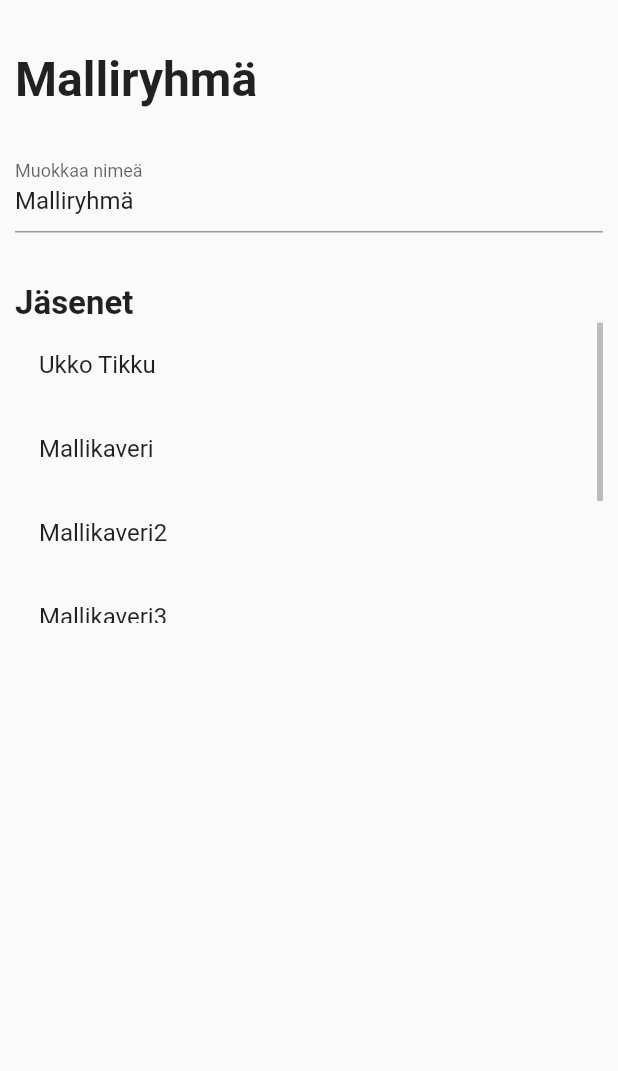
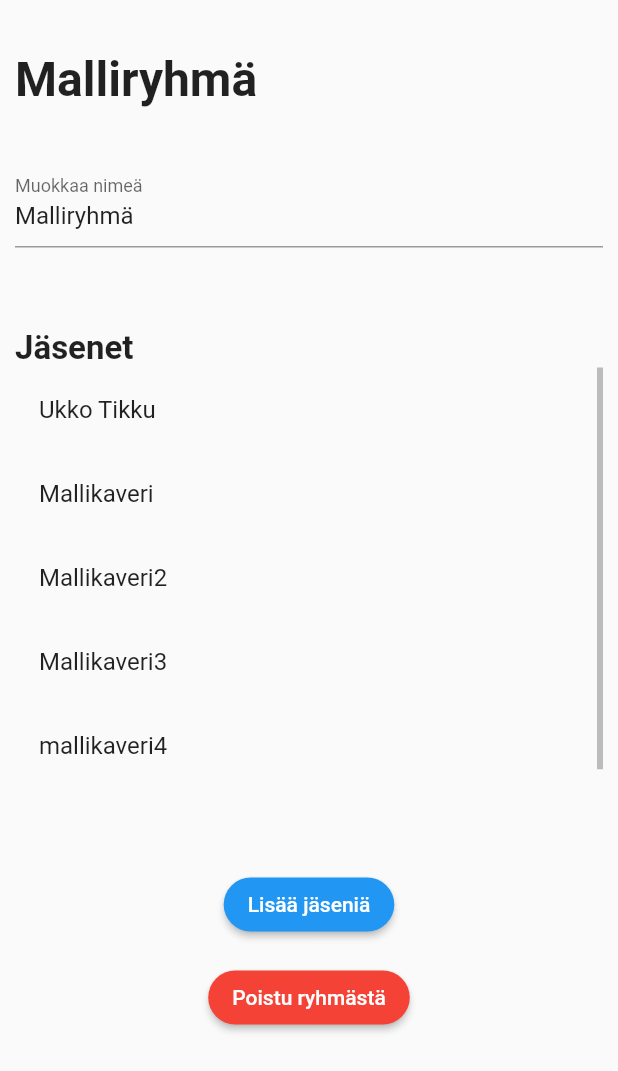
Before and after one commit to Jrvi/kalenteri, a Flutter app: the GroupPage screen opened directly, on a phone screen of 412 x 824 dp. Shown: the top 1071 px of the screen. Run offline on Flutter 3.47's test engine with Material 2 defaults, Android fonts, the phone set to English and light mode, and no system bars; our stand-ins replace firebase_core; accounts and stored records are empty.

Commit message:
Ei-ylläpitäjän ryhmän näkymä valmis. Ryhmällä ei kuvaa, jos sen haluaa, voi lisätä.

```diff
--- a/app/lib/pages/group_page.dart
+++ b/app/lib/pages/group_page.dart
@@ -1,5 +1,6 @@
 import 'package:app/pages/models/group.dart';
 import 'package:app/utils/group_preferences.dart';
+import 'package:app/widgets/button_widget.dart';
 import 'package:flutter/material.dart';
 import 'dart:io';
 
@@ -52,7 +53,7 @@ class _GroupPageState extends State<GroupPage> {
             style: TextStyle(fontSize: 32, fontWeight: FontWeight.bold),
           ),
 
-          const SizedBox(height: 24),
+          const SizedBox(height: 34),
 
           TextField(
             controller: _nameController,
@@ -62,7 +63,7 @@ class _GroupPageState extends State<GroupPage> {
             onChanged: _updateGroupName,
           ),
 
-          const SizedBox(height: 34),
+          const SizedBox(height: 54),
 
           Text(
             'Jäsenet',
@@ -70,7 +71,7 @@ class _GroupPageState extends State<GroupPage> {
           ),
 
           SizedBox(
-            height: 200,
+            height: 300,
             child: Scrollbar(
               controller: _scrollController,
               thumbVisibility: true,
@@ -86,6 +87,39 @@ class _GroupPageState extends State<GroupPage> {
               ),
             ),
           ),
+
+          const SizedBox(height: 34),
+
+          Wrap(
+            alignment: WrapAlignment.center,
+            children: [
+              ElevatedButton(
+                style: ElevatedButton.styleFrom(
+                  shape: RoundedRectangleBorder(
+                      borderRadius: BorderRadius.circular(30.0)),
+                ),
+                onPressed: () {},
+                child: Text('Lisää jäseniä'),
+              ),
+            ],
+          ),
+
+          const SizedBox(height: 14),
+
+          Wrap(
+            alignment: WrapAlignment.center,
+            children: [
+              ElevatedButton(
+                style: ElevatedButton.styleFrom(
+                  shape: RoundedRectangleBorder(
+                      borderRadius: BorderRadius.circular(30.0)),
+                  backgroundColor: Colors.red,
+                ),
+                onPressed: () {},
+                child: Text('Poistu ryhmästä'),
+              ),
+            ],
+          )
         ],
       ),
     );
```
